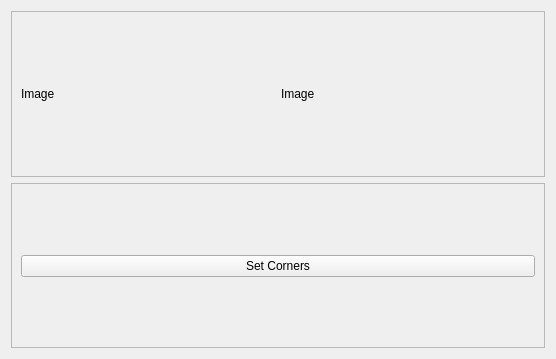
Old version of the form GUI/UI/VisualCornerSelect.ui in the repository Limuranius/ShogiBoardReader.
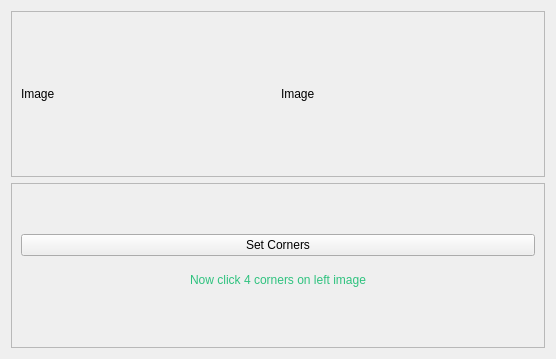
New version of the form. Custom widgets are drawn as their Qt base class.

Patch:
```diff
--- a/GUI/UI/VisualCornerSelect.ui
+++ b/GUI/UI/VisualCornerSelect.ui
@@ -59,6 +59,19 @@
         </property>
        </widget>
       </item>
+      <item>
+       <widget class="QLabel" name="label_click_corners">
+        <property name="styleSheet">
+         <string notr="true">color: rgb(46, 194, 126);</string>
+        </property>
+        <property name="text">
+         <string>Now click 4 corners on left image</string>
+        </property>
+        <property name="alignment">
+         <set>Qt::AlignCenter</set>
+        </property>
+       </widget>
+      </item>
       <item>
        <widget class="DescriptiveComboBox" name="inventory_detector_select" native="true"/>
       </item>
```
